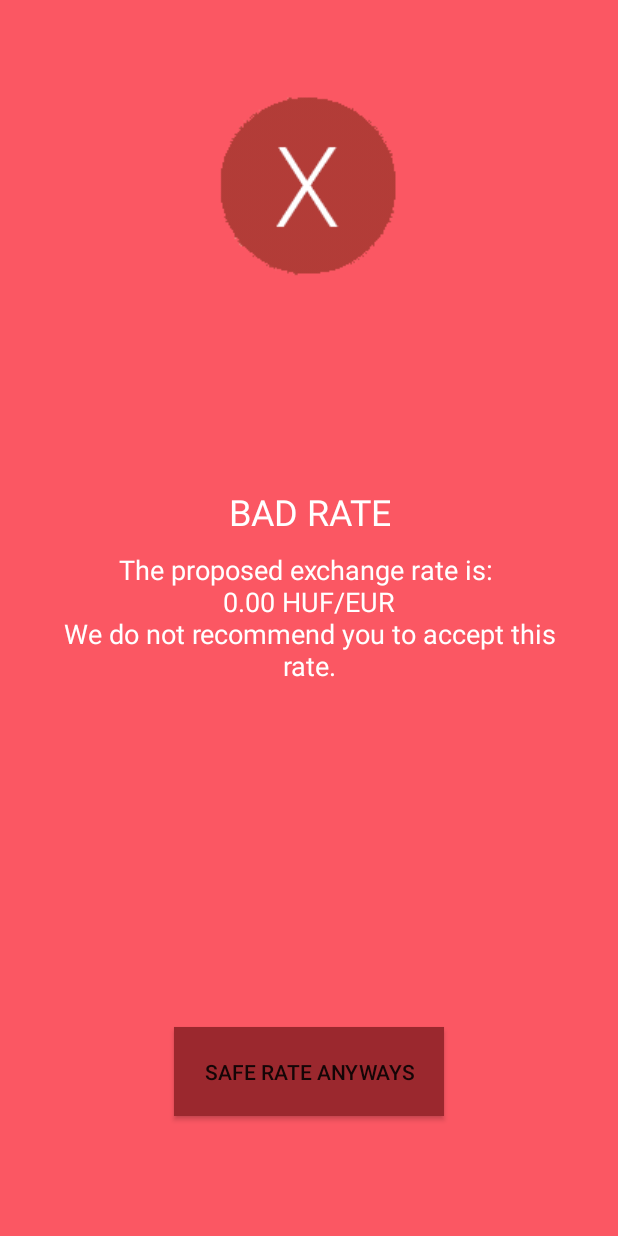
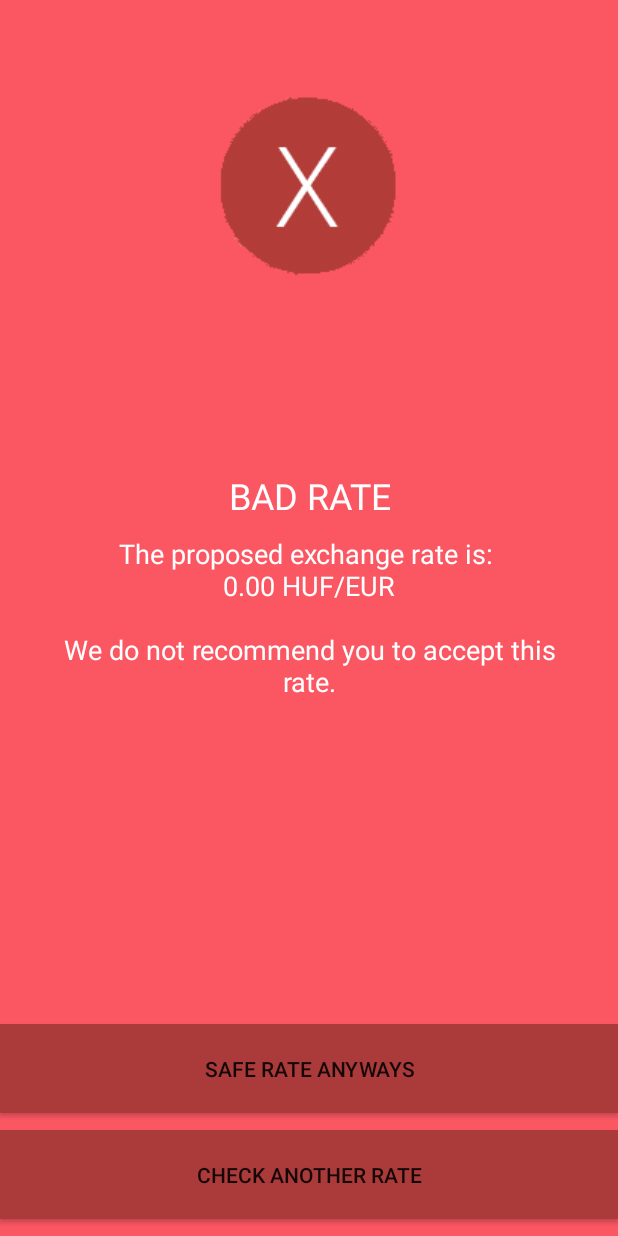
Before and after one commit to max-peters/MoneyExchange, an Android app: the ExchangeRateSummaryActivity screen opened directly, with no data from a screen before it, on a phone screen of 412 x 824 dp. Run offline under Robolectric (Android 15) with nearby library versions, the phone set to English and light mode, and no system bars; 1 statement that could not run was skipped.

Commit message:
back buttons added

```diff
--- a/app/src/main/AndroidManifest.xml
+++ b/app/src/main/AndroidManifest.xml
@@ -5,7 +5,7 @@
     <application
         android:allowBackup="true"
         android:icon="@mipmap/ic_launcher"
-        android:label="@string/app_name"
+        android:label="myHUF"
         android:roundIcon="@mipmap/ic_launcher_round"
         android:supportsRtl="true"
         android:theme="@style/AppTheme">
--- a/app/src/main/java/hu/bme/tmit/moneyexchange/ExchangeRateSummaryActivity.java
+++ b/app/src/main/java/hu/bme/tmit/moneyexchange/ExchangeRateSummaryActivity.java
@@ -1,6 +1,7 @@
 package hu.bme.tmit.moneyexchange;
 
 import android.app.Activity;
+import android.content.Intent;
 import android.content.SharedPreferences;
 import android.graphics.Color;
 import android.os.Bundle;
@@ -13,6 +14,7 @@ import android.widget.TextView;
 public class ExchangeRateSummaryActivity extends Activity implements View.OnClickListener {
 
     Button btnSafeRate;
+    Button btnBackToExchange;
     ImageView image;
     TextView rateText;
     TextView rateTextExplain;
@@ -31,6 +33,8 @@ public class ExchangeRateSummaryActivity extends Activity implements View.OnClic
         rateTextExplain = findViewById(R.id.rateTextExplain);
         btnSafeRate = findViewById(R.id.btnSafeRate);
         btnSafeRate.setOnClickListener(this);
+        btnBackToExchange = findViewById(R.id.btnBackToExchange);
+        btnBackToExchange.setOnClickListener(this);
 
         bundle = getIntent().getExtras();
         assert bundle != null;
@@ -41,20 +45,27 @@ public class ExchangeRateSummaryActivity extends Activity implements View.OnClic
             image.setImageResource(R.drawable.fail);
             rateText.setText("BAD RATE");
             rateTextExplain.setText("The proposed exchange rate is: \n" + String.format("%.2f", rate) +
-                    " HUF/EUR\nWe do not recommend you to accept this rate.");
+                    " HUF/EUR\n\nWe do not recommend you to accept this rate.");
             btnSafeRate.setText("SAFE RATE ANYWAYS");
+            btnSafeRate.setBackgroundColor(Color.parseColor("#FFAB3A3A"));
+            btnBackToExchange.setBackgroundColor(Color.parseColor("#FFAB3A3A"));
         } else {
             view.setBackgroundColor(Color.parseColor("#92c768"));
             image.setImageResource(R.drawable.success);
             rateText.setText("GOOD RATE");
             rateTextExplain.setText("The proposed exchange rate is: \n" + String.format("%.2f", rate) +
-                    " HUF/EUR\nWe recommend you to accept this rate.");
+                    " HUF/EUR\n\nWe recommend to accept this rate.");
             btnSafeRate.setText("SAFE RATE");
+            btnSafeRate.setBackgroundColor(Color.parseColor("#FF53863E"));
+            btnBackToExchange.setBackgroundColor(Color.parseColor("#FF53863E"));
         }
     }
 
     @Override
     public void onClick(View v) {
+
+        switch (v.getId()) {
+            case R.id.btnSafeRate:
                 SharedPreferences sharedPreferences = PreferenceManager.getDefaultSharedPreferences(getApplicationContext());
                 SharedPreferences.Editor editor = sharedPreferences.edit();
 
@@ -65,5 +76,13 @@ public class ExchangeRateSummaryActivity extends Activity implements View.OnClic
                 editor.putFloat("amountEUR", oldAmountEUR + (float) bundle.getDouble("amountEUR"));
                 editor.apply();
                 finish();
+                break;
+
+            case R.id.btnBackToExchange:
+                Intent i = new Intent(this, ExchangeRateActivity.class);
+                startActivity(i);
+                break;
+        }
+
     }
 }
--- a/app/src/main/java/hu/bme/tmit/moneyexchange/SummaryActivity.java
+++ b/app/src/main/java/hu/bme/tmit/moneyexchange/SummaryActivity.java
@@ -60,7 +60,7 @@ public class SummaryActivity extends AppCompatActivity {
         purchaseMemosListView.setAdapter(purchaseMemoArrayAdapter);
         Double totalAmount = dataSource.getTotalSpendings();
         summary.setText("total amount spent: " + String.format("%.2f", totalAmount) + " EUR\n" +
-                "amount left: " + Math.round(sharedPreferences.getFloat("amountHUF", 0)) + " HUF");
+               "amount left: " + Math.round(sharedPreferences.getFloat("amountHUF", 0)) + " HUF");
         Log.d(LOG_TAG, "Die Datenquelle wird geschlossen.");
         dataSource.close();
     }
--- a/app/src/main/res/layout/activity_exchange_rate_summary.xml
+++ b/app/src/main/res/layout/activity_exchange_rate_summary.xml
@@ -13,13 +13,25 @@
 
         <Button
             android:id="@+id/btnSafeRate"
-            android:layout_width="wrap_content"
+            android:layout_width="match_parent"
+            android:layout_height="wrap_content"
+            android:layout_above="@+id/btnBackToExchange"
+            android:layout_centerHorizontal="true"
+            android:layout_marginBottom="11dp"
+            android:background="@color/colorAccent"
+            android:padding="20dp" />
+
+        <Button
+            android:id="@+id/btnBackToExchange"
+            android:layout_width="match_parent"
             android:layout_height="wrap_content"
             android:layout_alignParentBottom="true"
             android:layout_centerHorizontal="true"
-            android:layout_marginBottom="80dp"
+            android:layout_marginBottom="11dp"
             android:background="@color/colorAccent"
-            android:padding="20dp" />
+            android:padding="20dp"
+            android:text="Check another rate"
+            tools:text="Check another rate" />
 
         <ImageView
             android:id="@+id/rateImage"
--- a/app/src/main/res/layout/activity_purchase.xml
+++ b/app/src/main/res/layout/activity_purchase.xml
@@ -31,6 +31,7 @@
             android:focusable="false"
             android:inputType="none"
             android:text="Add a purchase"
+            android:textColor="#FFFFFF"
             android:textSize="30sp" />
 
         <EditText
@@ -42,6 +43,7 @@
             android:layout_marginTop="10dp"
             android:ems="10"
             android:inputType="number"
+            android:textColor="#FFFFFF"
             android:selectAllOnFocus="true" />
 
         <TextView
@@ -54,6 +56,7 @@
             android:focusable="false"
             android:inputType="none"
             android:text="Please enter the HUF amount of your purchase:"
+            android:textColor="#FFFFFF"
             android:textAlignment="center"
             android:textSize="18sp" />
 
@@ -66,6 +69,7 @@
             android:layout_marginTop="50dp"
             android:focusable="false"
             android:inputType="none"
+            android:textColor="#FFFFFF"
             android:textAlignment="center"
             android:textSize="24sp" />
 
@@ -78,6 +82,7 @@
             android:layout_marginTop="10dp"
             android:focusable="false"
             android:inputType="none"
+            android:textColor="#FFFFFF"
             android:textAlignment="center"
             android:textSize="30sp" />
 
--- a/app/src/main/res/values/colors.xml
+++ b/app/src/main/res/values/colors.xml
@@ -2,6 +2,6 @@
 <resources>
     <color name="colorPrimary">#22456c</color>
     <color name="colorPrimaryDark">#3f51b5</color>
-    <color name="colorAccent">#9b282e</color>
+    <color name="colorAccent">#53863e</color>
     <color name="colorWhite">#ffffff</color>
 </resources>
```
Also changed, not shown: app/src/main/java/hu/bme/tmit/moneyexchange/ExchangeRateActivity.java (+17 -1 lines), app/src/main/res/layout/activity_exchange_rate.xml (+12 -0 lines), app/src/main/res/drawable/euro_background.jpg, app/src/main/res/mipmap-anydpi-v26/ic_arrows.png (added). Lines whose indentation alone changed are shown as unchanged.
